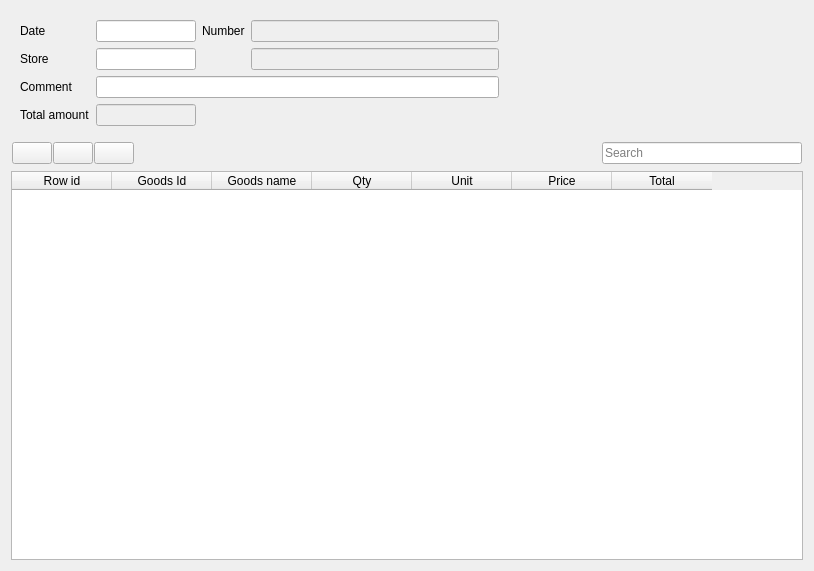
Old version of the form FrontDesk/c5storeinventory.ui in the repository End1-1/Cafe5.
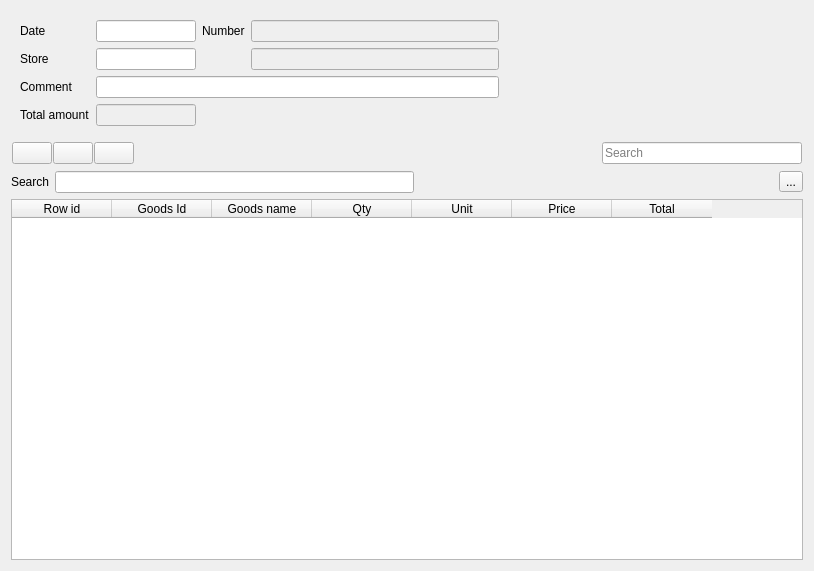
New version of the form. Icons and pictures are not drawn. Custom widgets are drawn as their Qt base class.

```diff
--- a/FrontDesk/c5storeinventory.ui
+++ b/FrontDesk/c5storeinventory.ui
@@ -198,6 +198,58 @@
      </layout>
     </widget>
    </item>
+   <item>
+    <widget class="QWidget" name="wSearch" native="true">
+     <layout class="QHBoxLayout" name="horizontalLayout_2">
+      <property name="leftMargin">
+       <number>0</number>
+      </property>
+      <property name="topMargin">
+       <number>0</number>
+      </property>
+      <property name="rightMargin">
+       <number>0</number>
+      </property>
+      <property name="bottomMargin">
+       <number>0</number>
+      </property>
+      <item>
+       <widget class="QLabel" name="label_6">
+        <property name="text">
+         <string>Search</string>
+        </property>
+       </widget>
+      </item>
+      <item>
+       <widget class="QLineEdit" name="leFind"/>
+      </item>
+      <item>
+       <spacer name="horizontalSpacer_3">
+        <property name="orientation">
+         <enum>Qt::Horizontal</enum>
+        </property>
+        <property name="sizeHint" stdset="0">
+         <size>
+          <width>358</width>
+          <height>20</height>
+         </size>
+        </property>
+       </spacer>
+      </item>
+      <item>
+       <widget class="QToolButton" name="btnCloseSearch">
+        <property name="text">
+         <string>...</string>
+        </property>
+        <property name="icon">
+         <iconset resource="../resources/res.qrc">
+          <normaloff>:/cancel.png</normaloff>:/cancel.png</iconset>
+        </property>
+       </widget>
+      </item>
+     </layout>
+    </widget>
+   </item>
    <item>
     <widget class="C5TableWidget" name="tblGoods">
      <property name="editTriggers">
@@ -246,11 +298,6 @@
   </layout>
  </widget>
  <customwidgets>
-  <customwidget>
-   <class>C5DateEdit</class>
-   <extends>QLineEdit</extends>
-   <header location="global">c5dateedit.h</header>
-  </customwidget>
   <customwidget>
    <class>C5LineEdit</class>
    <extends>QLineEdit</extends>
@@ -266,6 +313,11 @@
    <extends>QTableWidget</extends>
    <header location="global">c5tablewidget.h</header>
   </customwidget>
+  <customwidget>
+   <class>C5DateEdit</class>
+   <extends>QLineEdit</extends>
+   <header location="global">c5dateedit.h</header>
+  </customwidget>
  </customwidgets>
  <resources>
   <include location="../resources/res.qrc"/>
```
